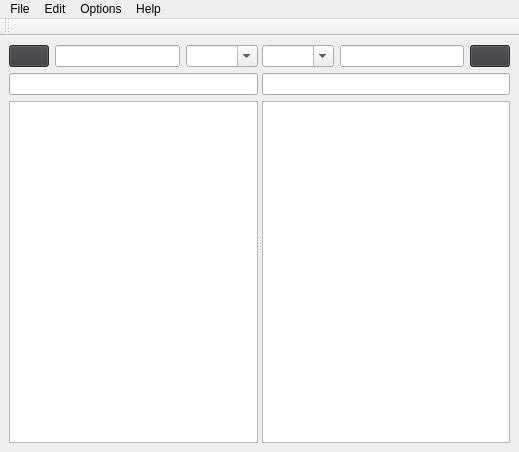
First picture: the form in ui/mainwindow.ui, repository YmiR1710/BachelorWork, before the edit.
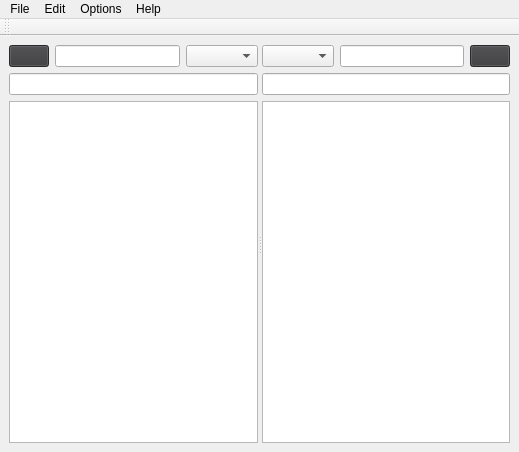
Second picture: the form after the edit. Icons and pictures are not drawn.

The edit to the form file:
```diff
--- a/ui/mainwindow.ui
+++ b/ui/mainwindow.ui
@@ -60,7 +60,7 @@
              </sizepolicy>
             </property>
             <property name="editable">
-             <bool>true</bool>
+             <bool>false</bool>
             </property>
            </widget>
           </item>
@@ -87,7 +87,7 @@
              </sizepolicy>
             </property>
             <property name="editable">
-             <bool>true</bool>
+             <bool>false</bool>
             </property>
            </widget>
           </item>
```
